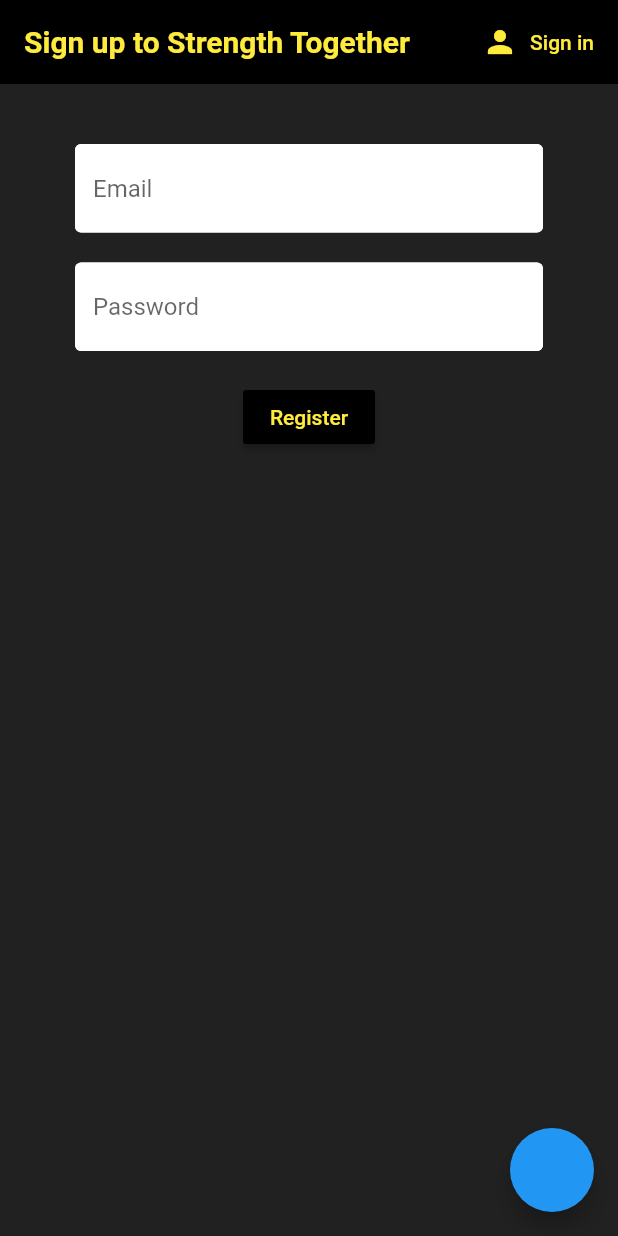
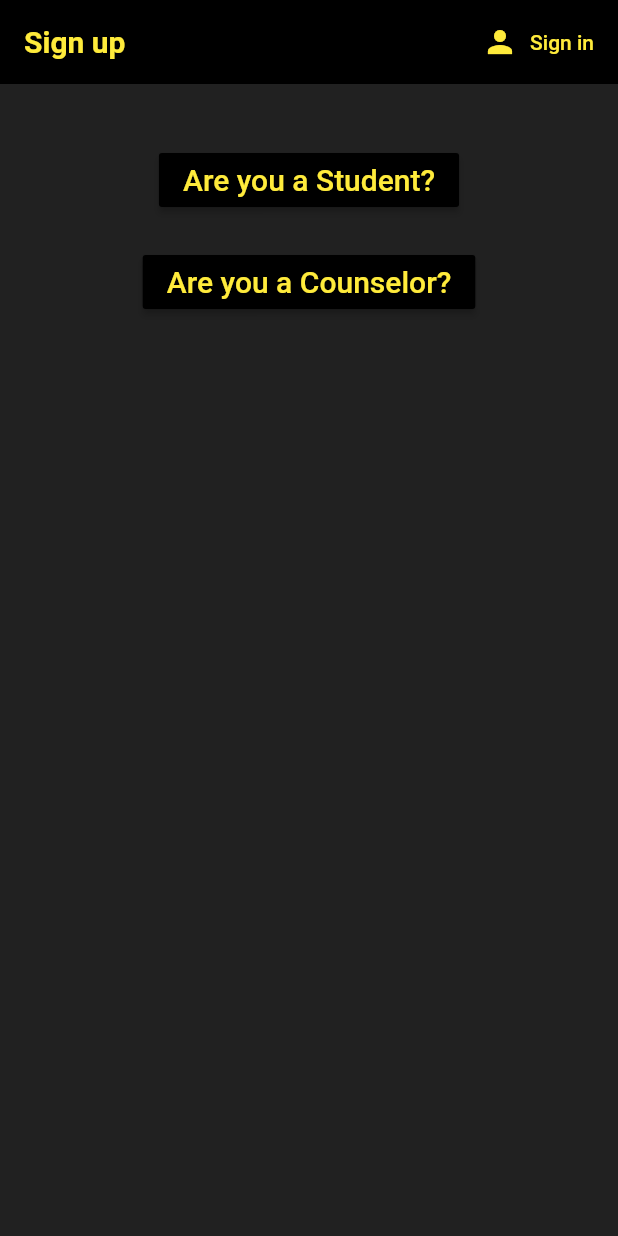
Before and after one commit to EmmanThomp3/StrengthTogether, a Flutter app: the screen it shows after launch, after a tap on "Register", on a phone screen of 412 x 824 dp. Run offline on Flutter 3.47's test engine with Material 2 defaults, Android fonts, the phone set to English and light mode, and no system bars; our stand-ins replace cloud_firestore, firebase_auth, firebase_core, flutter_spinkit; missing offline and left inert: flutter_webview_plugin; accounts and stored records are empty.

Commit message:
latest changes

```diff
--- a/lib/Screens/authenticate/register.dart
+++ b/lib/Screens/authenticate/register.dart
@@ -1,5 +1,4 @@
 import 'package:flutter/material.dart';
-import 'package:strength_together/Screens/home/wrapper.dart';
 import 'package:strength_together/services/auth.dart';
 import 'package:strength_together/shared/constants.dart';
 import 'package:strength_together/shared/loading.dart';
@@ -23,16 +22,19 @@ class _RegisterState extends State<Register> {
   //text field state
   String email = '';
   String password = '';
+  String name = '';
+  String counselorEmail = '';
   String error = '';
 
   bool counselor = true;
+  bool student = false;
 
-
-
+  bool _signPhase1 = true;
+  bool _signPhase2 = false;
+  bool _student = false;
 
   @override
   Widget build(BuildContext context) {
-
 
     return loading ? Loading() : Scaffold(
       backgroundColor: Colors.grey[900],
@@ -40,13 +42,35 @@ class _RegisterState extends State<Register> {
         backgroundColor: Colors.black,
         elevation: 0.0,
         title: Text(
-          'Sign up to Strength Together',
+          'Sign up',
           style: TextStyle(
             fontWeight: FontWeight.bold,
             color: Colors.yellow,
           ),
         ),
         actions: <Widget>[
+          Visibility(
+              child: FlatButton.icon(
+                onPressed: () async{
+                  setState(() {
+                    _signPhase1 = !_signPhase1;
+                    _signPhase2 = !_signPhase2;
+                    _student = false;
+                  });
+                },
+                icon: Icon(
+                  Icons.arrow_back,
+                  color: Colors.yellow,
+                ),
+                label: Text(
+                  'Back',
+                  style: TextStyle(
+                    color: Colors.yellow,
+                  ),
+                ),
+              ),
+            visible: _signPhase2,
+          ),
           FlatButton.icon(
               icon: Icon(
                 Icons.person,
@@ -61,7 +85,7 @@ class _RegisterState extends State<Register> {
               onPressed: () {
                 widget.toggleView();
               }
-          )
+          ),
         ],
       ),
       body: Container(
@@ -70,16 +94,71 @@ class _RegisterState extends State<Register> {
           key: _formKey,
           child: Column(
             children: <Widget>[
-              SizedBox(height: 20.0,),
-              TextFormField(
+              SizedBox(height: 20.0),
+              Visibility(
+                visible: _signPhase1,
+                  child: Center(
+                      child: RaisedButton(
+                        color: Colors.black,
+                        child: Text(
+                          'Are you a Student?',
+                          style: TextStyle(
+                            color: Colors.yellow,
+                            fontSize: 20,
+                          ),
+                        ),
+                        onPressed: () async{
+                          setState(() {
+                            _signPhase1 = !_signPhase1;
+                            _signPhase2 = !_signPhase2;
+                            _student = !_student;
+                          });
+                          _auth.setCounselor(student);
+                        },
+                      )
+                  ),
+              ),
+              SizedBox(height: 20.0),
+              Visibility(
+                visible: _signPhase1,
+                  child: Center(
+                      child: RaisedButton(
+                        color: Colors.black,
+                        child: Text(
+                          'Are you a Counselor?',
+                          style: TextStyle(
+                            color: Colors.yellow,
+                            fontSize: 20,
+                          ),
+                        ),
+                        onPressed: () async{
+                          setState(() {
+                            _signPhase1 = !_signPhase1;
+                            _signPhase2 = !_signPhase2;
+                          });
+                          _auth.setCounselor(counselor);
+                        },
+                      )
+                  ),
+              ),
+              SizedBox(height: 20.0),
+              Visibility(
+                child: Align(
+                  alignment: Alignment.topRight,
+                  child: TextFormField(
                     decoration: textInputDecoration.copyWith(hintText: 'Email'),
                     validator: (val) => val.isEmpty ? 'Enter an email': null,
                     onChanged: (val){
                       setState(() => email = val);
                     },
                   ),
+                ),
+                visible: _signPhase2,
+              ),
               SizedBox(height: 20.0),
-              TextFormField(
+              Visibility(
+                visible: _signPhase2,
+                child: TextFormField(
                   decoration: textInputDecoration.copyWith(hintText: 'Password'),
                   validator: (val) => val.length < 6 ? 'Enter a password 6+ chars long': null,
                   obscureText: true,
@@ -87,8 +166,33 @@ class _RegisterState extends State<Register> {
                     setState(() => password = val);
                   },
                 ),
+              ),
               SizedBox(height: 20.0),
-              RaisedButton(
+              Visibility(
+                visible: _signPhase2,
+                  child: TextFormField(
+                    decoration: textInputDecoration.copyWith(hintText: 'Full Name'),
+                    validator: (val) => val.isEmpty ? 'Enter your name': null,
+                    onChanged: (val){
+                      setState(() => name = val);
+                    },
+                  )
+              ),
+              SizedBox(height: 20.0),
+              Visibility(
+                visible: _student,
+                  child: TextFormField(
+                    decoration: textInputDecoration.copyWith(hintText: 'Counselors Email'),
+                    validator: (val) => val.isEmpty ? 'Enter your counselor email': null,
+                    onChanged: (val){
+                      setState(() => counselorEmail = val);
+                    },
+                  )
+              ),
+              SizedBox(height: 20.0),
+              Visibility(
+                visible: _signPhase2,
+                child: RaisedButton(
                     color: Colors.black,
                     child: Text(
                       'Register',
@@ -97,7 +201,7 @@ class _RegisterState extends State<Register> {
                     onPressed: () async{
                       if(_formKey.currentState.validate()){
                         setState(() => loading = true);
-                      dynamic result = await _auth.registerWithEmailAndPassword(email, password);
+                        dynamic result = await _auth.registerWithEmailAndPassword(email, password, name, counselorEmail);
                         if(result == null){
                           setState(() {
                             error = 'Please supply a valid email';
@@ -106,6 +210,7 @@ class _RegisterState extends State<Register> {
                         }
                       }
                     }
+                ),
               ),
               SizedBox(height:12.0),
               Text(
@@ -116,11 +221,6 @@ class _RegisterState extends State<Register> {
           ),
         ),
       ),
-      floatingActionButton: FloatingActionButton(
-        onPressed: () async{
-          _auth.setCounselor(counselor);
-        },
-      ),
     );
   }
 }
--- a/lib/Screens/authenticate/sign_in.dart
+++ b/lib/Screens/authenticate/sign_in.dart
@@ -30,7 +30,8 @@ class _SignInState extends State<SignIn> {
       appBar: AppBar(
         backgroundColor: Colors.black,
         elevation: 0.0,
-        title: Text('Sign in to Strength Together',
+        title: Text(
+          'Sign in',
           style: TextStyle(
               fontWeight: FontWeight.bold,
               color: Colors.yellow
--- a/lib/main.dart
+++ b/lib/main.dart
@@ -4,7 +4,6 @@ import 'package:strength_together/models/user.dart';
 import 'package:strength_together/services/auth.dart';
 import 'package:strength_together/Screens/home/wrapper.dart';
 import 'package:firebase_core/firebase_core.dart';
-import 'package:strength_together/Screens/authenticate/sign_in.dart';
 
 void main() async{
   WidgetsFlutterBinding.ensureInitialized();
--- a/lib/services/auth.dart
+++ b/lib/services/auth.dart
@@ -1,8 +1,6 @@
 import 'package:firebase_auth/firebase_auth.dart';
-import 'package:strength_together/Screens/authenticate/register.dart';
 import 'package:strength_together/models/user.dart';
 import 'package:strength_together/services/database.dart';
-import 'package:flutter/material.dart';
 
 class AuthService{
 
@@ -53,13 +51,13 @@ class AuthService{
   }
 
   //method to register with email/pass
-  Future registerWithEmailAndPassword(String email, String password) async{
+  Future registerWithEmailAndPassword(String email, String password, String name, String counselorEmail) async{
     try{
       UserCredential result = await _auth.createUserWithEmailAndPassword(email: email, password: password);
       User user = result.user;
 
       //create a new document for that user with the uid
-      await DatabaseService(uid: user.uid).updateUserData('New user', _counselor);
+      await DatabaseService(uid: user.uid).updateUserData(name, _counselor, counselorEmail);
 
       return _userFromFirebaseUser(user);
     }catch(e){
--- a/lib/services/database.dart
+++ b/lib/services/database.dart
@@ -10,11 +10,17 @@ class DatabaseService {
   //collection reference
   final CollectionReference userCollection = FirebaseFirestore.instance.collection('User Data');
 
-  Future updateUserData(String name, bool counselor) async {
+  bool student = false;
+
+  Future updateUserData(String name, bool counselor, String counselorEmail) async {
+    if(counselor == null){
+      counselor = student;
+    }
     return await userCollection.doc(uid).set({
       'name': name,
       'Counselor': counselor,
-
+      if(counselor == student)
+      'counselors Email': counselorEmail,
     });
   }
 
--- a/lib/shared/loading.dart
+++ b/lib/shared/loading.dart
@@ -5,10 +5,10 @@ class Loading extends StatelessWidget {
   @override
   Widget build(BuildContext context) {
     return Container(
-      color: Colors.brown[100],
+      color: Colors.grey[900],
       child: Center(
         child: SpinKitFadingGrid(
-          color: Colors.brown,
+          color: Colors.white,
           size: 50.0,
         ),
       ),
--- a/pubspec.yaml
+++ b/pubspec.yaml
@@ -33,6 +33,8 @@ dependencies:
   cloud_firestore: ^0.14.0+2
   provider: ^4.3.2+2
   flutter_spinkit: ^4.1.2+1
+  flutter_webview_plugin: ^0.3.11
+  url_launcher: ^5.1.2
 
 dev_dependencies:
   flutter_test:
```
Also changed, not shown: lib/Screens/home/counsHome.dart (+17 -0 lines), lib/Screens/home/home.dart (+30 -11 lines), pubspec.lock, 2 other files. Lines whose indentation alone changed are shown as unchanged.
